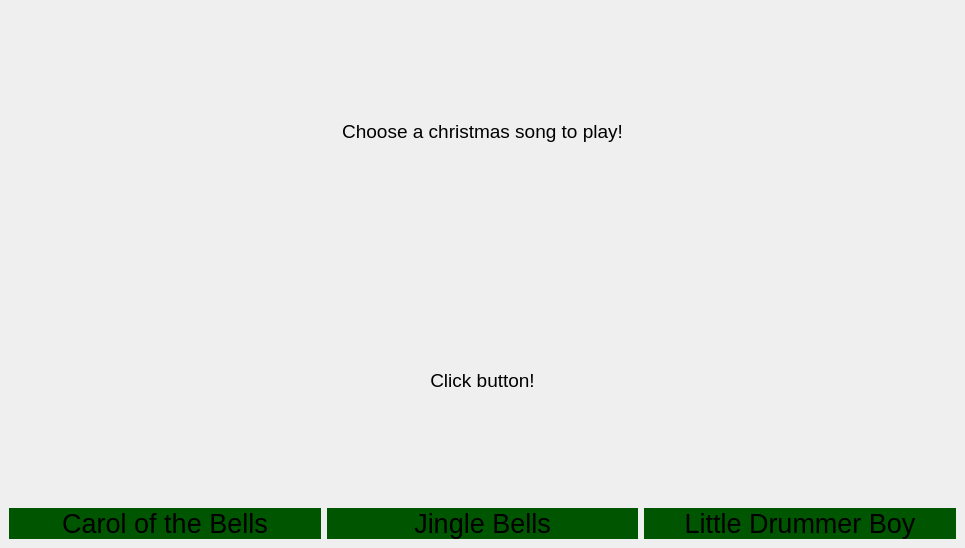
Above: test.ui from JasonLuckow/ProjectLab2 before the change. Below: the same form after it.
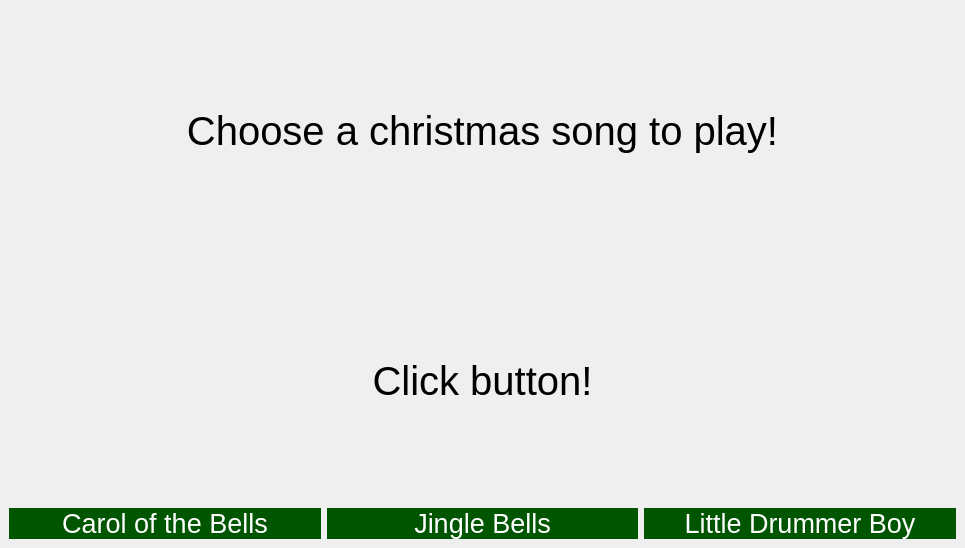
That is the form after the change.

What changed in the file:
```diff
--- a/test.ui
+++ b/test.ui
@@ -36,7 +36,8 @@
       </property>
       <property name="styleSheet">
        <string notr="true">background-color: rgb(0, 85, 0);
-border: 0.5px green;</string>
+border: 0.5px green;
+color: rgb(255, 255, 255);</string>
       </property>
       <property name="text">
        <string>Carol of the Bells</string>
@@ -58,7 +59,8 @@
       </property>
       <property name="styleSheet">
        <string notr="true">background-color: rgb(0, 85, 0);
-border: 0.5px green;</string>
+border: 0.5px green;
+color: rgb(255, 255, 255);</string>
       </property>
       <property name="text">
        <string>Jingle Bells</string>
@@ -69,7 +71,7 @@
      <widget class="QLabel" name="label1">
       <property name="font">
        <font>
-        <pointsize>14</pointsize>
+        <pointsize>30</pointsize>
        </font>
       </property>
       <property name="autoFillBackground">
@@ -87,7 +89,7 @@
      <widget class="QLabel" name="label2">
       <property name="font">
        <font>
-        <pointsize>14</pointsize>
+        <pointsize>30</pointsize>
        </font>
       </property>
       <property name="text">
@@ -107,7 +109,8 @@
       </property>
       <property name="styleSheet">
        <string notr="true">background-color: rgb(0, 85, 0);
-border: 0.5px green;</string>
+border: 0.5px green;
+color: rgb(255, 255, 255);</string>
       </property>
       <property name="text">
        <string>Little Drummer Boy</string>
```
